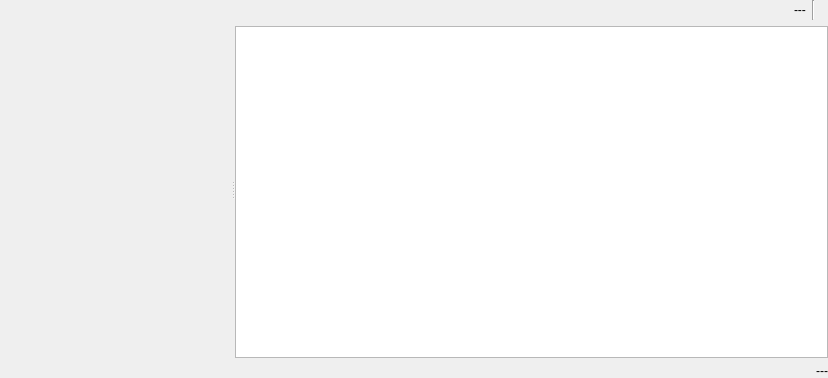
This is src/ui/reoshubeauwidget.ui in vcloarec/ReosProject as Qt 5 draws it before an edit. The edited form follows.
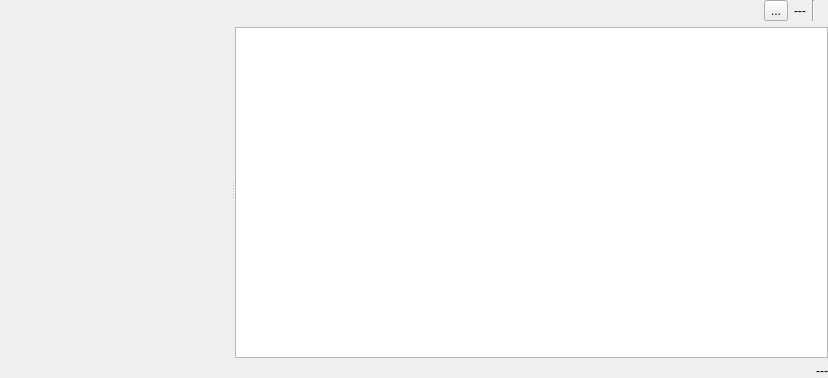
This is the edited form. Icons and pictures are not drawn. Custom widgets are drawn as their Qt base class.

The edit to the form file:
```diff
--- a/src/ui/reoshubeauwidget.ui
+++ b/src/ui/reoshubeauwidget.ui
@@ -97,6 +97,13 @@
            </property>
           </spacer>
          </item>
+         <item>
+          <widget class="ReosNotificationButton" name="mNotificationButton">
+           <property name="text">
+            <string>...</string>
+           </property>
+          </widget>
+         </item>
          <item>
           <widget class="QLabel" name="mStationCountLabel">
            <property name="text">
@@ -139,6 +146,11 @@
    <header>reosplotwidget.h</header>
    <container>1</container>
   </customwidget>
+  <customwidget>
+   <class>ReosNotificationButton</class>
+   <extends>QToolButton</extends>
+   <header>reosnotificationbutton.h</header>
+  </customwidget>
  </customwidgets>
  <resources>
   <include location="../../images/providers/hub-eau/hub-eau-images.qrc"/>
```
